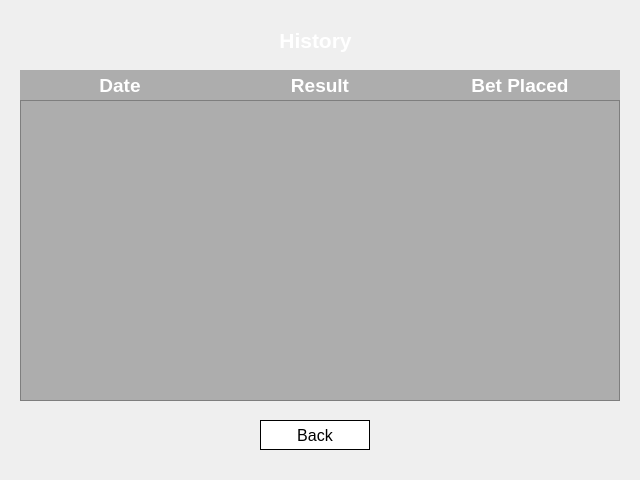
Old version of the form blackjack-client/ui/history.ui in the repository lehoangtran289/Blackjack.
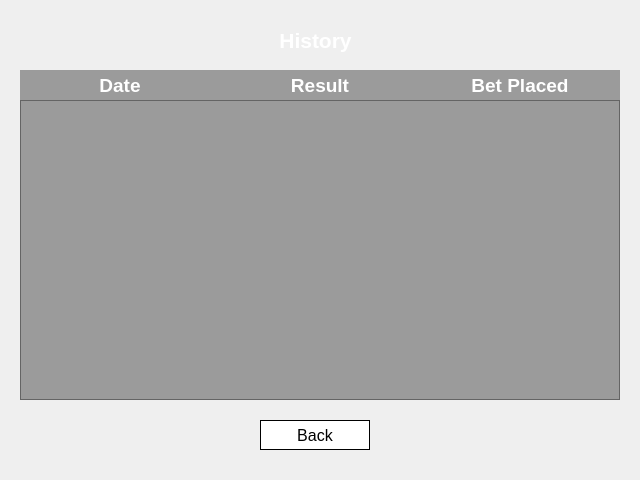
New version of the form. Icons and pictures are not drawn.

What changed in the file:
```diff
--- a/blackjack-client/ui/history.ui
+++ b/blackjack-client/ui/history.ui
@@ -46,7 +46,7 @@
      <x>20</x>
      <y>100</y>
      <width>600</width>
-     <height>301</height>
+     <height>300</height>
     </rect>
    </property>
    <property name="sizePolicy">
@@ -65,8 +65,10 @@
     </font>
    </property>
    <property name="styleSheet">
-    <string notr="true">color: rgb(255, 255, 255);
-background-color: rgba(0, 0, 0, 70);</string>
+    <string notr="true">color: rgb(255, 255, 255);background-color: rgba(0, 0, 0, 90);</string>
+   </property>
+   <property name="frameShadow">
+    <enum>QFrame::Sunken</enum>
    </property>
    <property name="verticalScrollBarPolicy">
     <enum>Qt::ScrollBarAlwaysOff</enum>
@@ -191,7 +193,7 @@
     </font>
    </property>
    <property name="styleSheet">
-    <string notr="true">color: rgb(255, 255, 255);background-color: rgba(0, 0, 0, 70);</string>
+    <string notr="true">color: rgb(255, 255, 255);background-color: rgba(0, 0, 0, 90);</string>
    </property>
    <property name="text">
     <string>Date</string>
@@ -224,7 +226,7 @@
     </font>
    </property>
    <property name="styleSheet">
-    <string notr="true">color: rgb(255, 255, 255);background-color: rgba(0, 0, 0, 70);</string>
+    <string notr="true">color: rgb(255, 255, 255);background-color: rgba(0, 0, 0, 90);</string>
    </property>
    <property name="text">
     <string>Bet Placed</string>
@@ -257,7 +259,7 @@
     </font>
    </property>
    <property name="styleSheet">
-    <string notr="true">color: rgb(255, 255, 255);background-color: rgba(0, 0, 0, 70);</string>
+    <string notr="true">color: rgb(255, 255, 255);background-color: rgba(0, 0, 0, 90);</string>
    </property>
    <property name="text">
     <string>Result</string>
```
